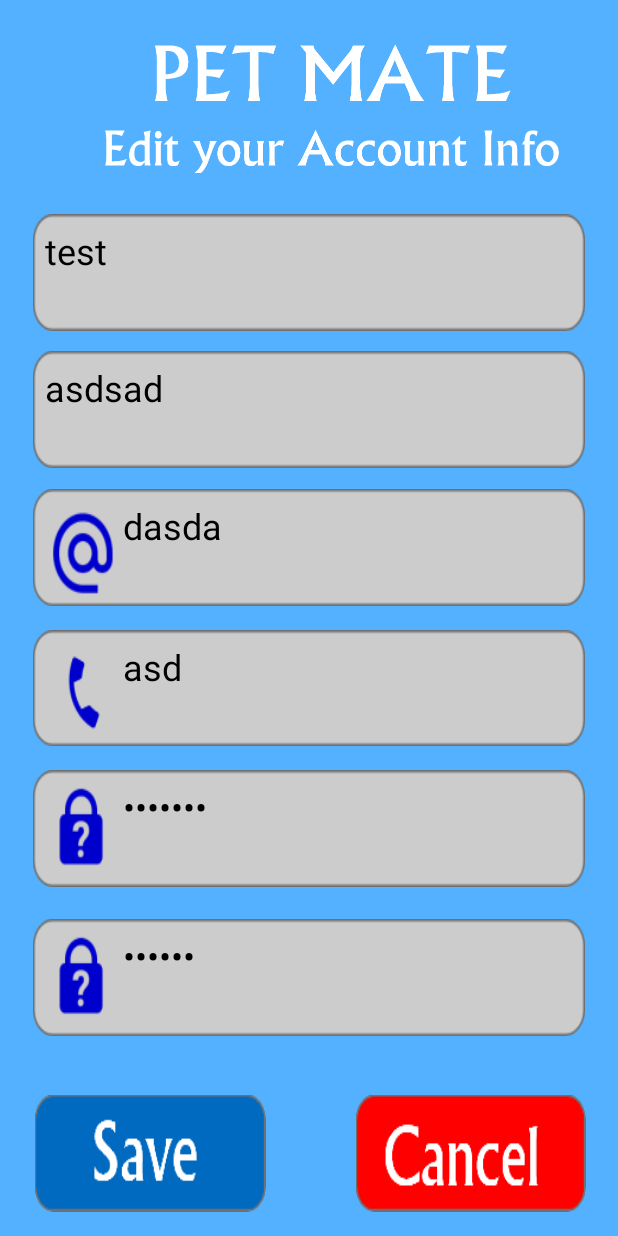
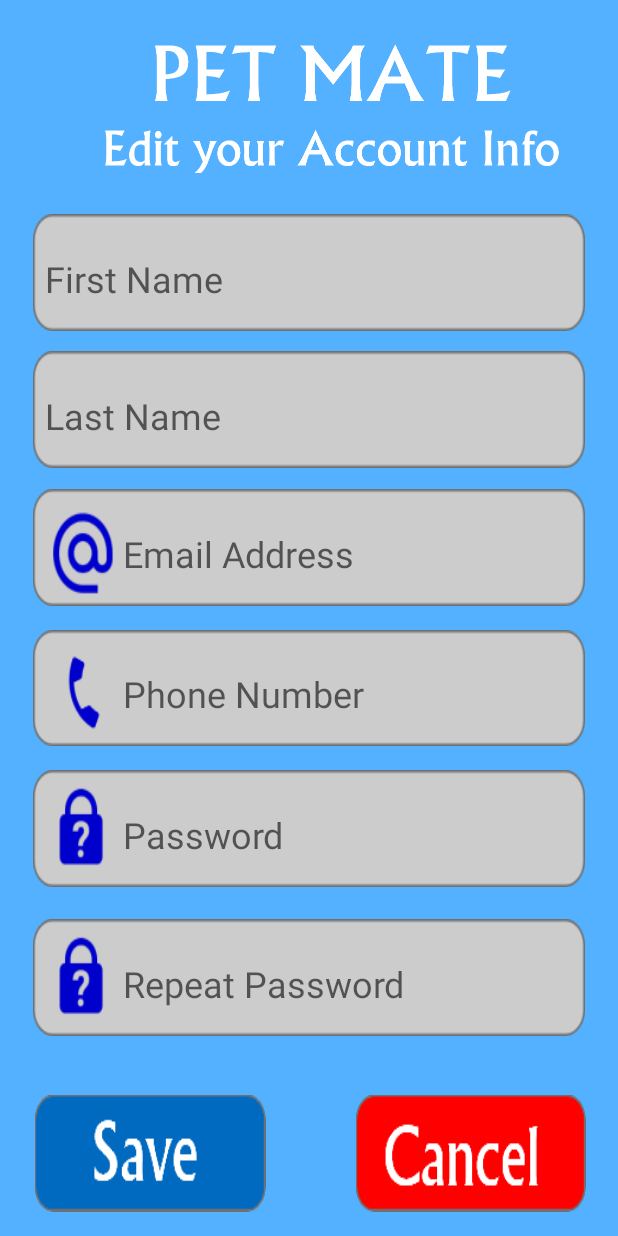
Before and after one commit to Turgibot/PetMateV2, an Android app: the UserProfileActivity screen opened directly, with no data from a screen before it, on a phone screen of 412 x 824 dp. Run offline under Robolectric (Android 15) with nearby library versions, the phone set to English and light mode, and no system bars; Roboto replaces fonts that are not available here.

Commit message:
more design adjustments

```diff
--- a/app/src/main/res/layout/activity_user_profile.xml
+++ b/app/src/main/res/layout/activity_user_profile.xml
@@ -49,7 +49,7 @@
         app:layout_constraintTop_toTopOf="parent"
         app:srcCompat="@drawable/user_prof_edit_acnt" />
 
-    <TextView
+    <EditText
         android:id="@+id/textView"
         android:layout_width="0dp"
         android:layout_height="0dp"
@@ -59,18 +59,20 @@
         android:layout_marginRight="22dp"
         android:layout_marginStart="22dp"
         android:background="@drawable/empty_edit"
+        android:hint="@string/last_name"
         android:inputType="text"
-        android:text="asdsad"
+        android:paddingLeft="8sp"
+        android:paddingRight="8sp"
+        android:paddingTop="8sp"
         android:textColor="@color/black"
         android:textSize="24sp"
-        android:paddingTop="8sp"
-        android:paddingLeft="8sp"
         app:layout_constraintBottom_toTopOf="@+id/textView11"
         app:layout_constraintEnd_toEndOf="parent"
         app:layout_constraintStart_toStartOf="parent"
-        app:layout_constraintTop_toBottomOf="@+id/textView7" />
+        app:layout_constraintTop_toBottomOf="@+id/textView7"
+        android:paddingStart="8sp" />
 
-    <TextView
+    <EditText
         android:id="@+id/textView11"
         android:layout_width="0dp"
         android:layout_height="0dp"
@@ -80,20 +82,21 @@
         android:layout_marginRight="22dp"
         android:layout_marginStart="22dp"
         android:background="@drawable/email"
+        android:hint="@string/email_address"
         android:inputType="textEmailAddress"
         android:paddingLeft="60sp"
         android:paddingRight="60sp"
         android:paddingStart="60sp"
-        android:text="dasda"
+        android:paddingEnd="60sp"
+        android:paddingTop="8sp"
         android:textColor="@color/black"
         android:textSize="24sp"
-        android:paddingTop="8sp"
         app:layout_constraintBottom_toTopOf="@+id/textView10"
         app:layout_constraintEnd_toEndOf="parent"
         app:layout_constraintStart_toStartOf="parent"
         app:layout_constraintTop_toBottomOf="@+id/textView" />
 
-    <TextView
+    <EditText
         android:id="@+id/textView10"
         android:layout_width="0dp"
         android:layout_height="0dp"
@@ -103,12 +106,13 @@
         android:layout_marginRight="22dp"
         android:layout_marginStart="22dp"
         android:background="@drawable/phone"
+        android:hint="@string/phone_number"
         android:inputType="phone"
         android:paddingLeft="60sp"
         android:paddingRight="60sp"
         android:paddingStart="60sp"
+        android:paddingEnd="60sp"
         android:paddingTop="8sp"
-        android:text="asd"
         android:textColor="@color/black"
         android:textSize="24sp"
         app:layout_constraintBottom_toTopOf="@+id/textView9"
@@ -116,7 +120,7 @@
         app:layout_constraintStart_toStartOf="parent"
         app:layout_constraintTop_toBottomOf="@+id/textView11" />
 
-    <TextView
+    <EditText
         android:id="@+id/textView9"
         android:layout_width="0dp"
         android:layout_height="0dp"
@@ -126,12 +130,13 @@
         android:layout_marginRight="22dp"
         android:layout_marginStart="22dp"
         android:background="@drawable/pwd_edit"
+        android:hint="@string/password"
         android:inputType="textPassword"
         android:paddingLeft="60sp"
-        android:paddingTop="8sp"
         android:paddingRight="60sp"
         android:paddingStart="60sp"
-        android:text="dasdasd"
+        android:paddingEnd="60sp"
+        android:paddingTop="8sp"
         android:textColor="@color/black"
         android:textSize="24sp"
         app:layout_constraintBottom_toTopOf="@+id/textView8"
@@ -139,7 +144,7 @@
         app:layout_constraintStart_toStartOf="parent"
         app:layout_constraintTop_toBottomOf="@+id/textView10" />
 
-    <TextView
+    <EditText
         android:id="@+id/textView8"
         android:layout_width="0dp"
         android:layout_height="0dp"
@@ -149,12 +154,13 @@
         android:layout_marginRight="22dp"
         android:layout_marginStart="22dp"
         android:background="@drawable/pwd_edit"
+        android:hint="@string/repeat_password"
         android:inputType="textPassword"
-        android:paddingTop="8sp"
         android:paddingLeft="60sp"
         android:paddingRight="60sp"
         android:paddingStart="60sp"
-        android:text="asdasd"
+        android:paddingEnd="60sp"
+        android:paddingTop="8sp"
         android:textColor="@color/black"
         android:textSize="24sp"
         app:layout_constraintBottom_toTopOf="@+id/button8"
@@ -162,7 +168,7 @@
         app:layout_constraintStart_toStartOf="parent"
         app:layout_constraintTop_toBottomOf="@+id/textView9" />
 
-    <TextView
+    <EditText
         android:id="@+id/textView7"
         android:layout_width="0dp"
         android:layout_height="0dp"
@@ -172,14 +178,16 @@
         android:layout_marginRight="22dp"
         android:layout_marginStart="22dp"
         android:background="@drawable/empty_edit"
+        android:hint="@string/first_name"
         android:inputType="text"
-        android:text="test"
+        android:paddingLeft="8sp"
+        android:paddingRight="8sp"
+        android:paddingTop="8sp"
         android:textColor="@color/black"
         android:textSize="24sp"
-        android:paddingTop="8sp"
-        android:paddingLeft="8sp"
         app:layout_constraintBottom_toTopOf="@+id/textView"
         app:layout_constraintEnd_toEndOf="parent"
         app:layout_constraintStart_toStartOf="parent"
-        app:layout_constraintTop_toBottomOf="@+id/imageView17" />
+        app:layout_constraintTop_toBottomOf="@+id/imageView17"
+        android:paddingStart="8sp" />
 </android.support.constraint.ConstraintLayout>
--- a/app/src/main/res/values/strings.xml
+++ b/app/src/main/res/values/strings.xml
@@ -13,4 +13,10 @@
     <string name="lookingfoe">lookingfoe</string>
     <string name="purpose">purpose</string>
     <string name="area">area</string>
+    <string name="first_name">First Name</string>
+    <string name="last_name">Last Name</string>
+    <string name="email_address">Email Address</string>
+    <string name="phone_number">Phone Number</string>
+    <string name="password">Password</string>
+    <string name="repeat_password">Repeat Password</string>
 </resources>
```
